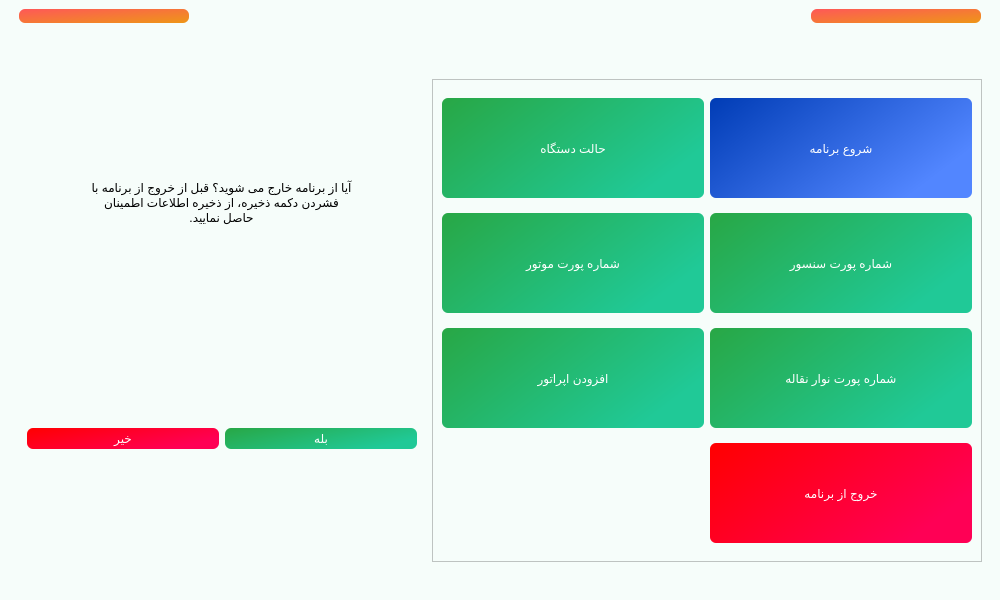
Above: main.ui from Farazist/raspberrypi-app before the change. Below: the same form after it.
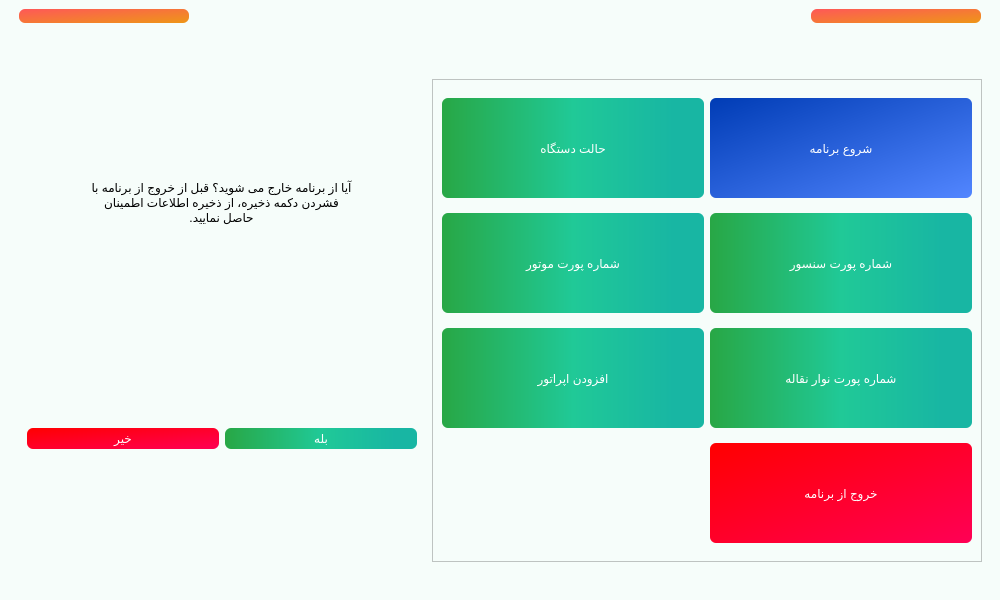
That is the form after the change. The open tabs and pages were chosen to show the change. Icons and pictures are not drawn.

The edit to the form file:
```diff
--- a/main.ui
+++ b/main.ui
@@ -1404,7 +1404,7 @@
                    </size>
                   </property>
                   <property name="styleSheet">
-                   <string notr="true">background-color: qlineargradient(spread:pad, x1:0, y1:0, x2:1, y2:0.5,x3:1, y3:1, stop:0 #FF0000, stop:1#FF0055,  stop:2 #FF5500);
+                   <string notr="true">background-color: qlineargradient(spread:pad, x1:0, y1:0, x2:1, y2:1, stop:0 #FF0000, stop:1 #FF0055);
 color: rgb(255, 255, 255);
 font: 24pt &quot;IRANSans&quot;;
 padding: 3px; 
@@ -1425,7 +1425,7 @@
                    </size>
                   </property>
                   <property name="styleSheet">
-                   <string notr="true">background-color: qlineargradient(spread:pad, x1:0, y1:0, x2:1, y2:0.5,x3:1, y3:1, stop:0 #28a745, stop:1#20c997,  stop:2 #17a2b8);
+                   <string notr="true">background-color: qlineargradient(spread:pad, x1:0, y1:0, x2:1, y2:0, stop:0 #28a745, stop:0.5 #20c997,  stop:0.883 #18b6a3);
 color: rgb(255, 255, 255);
 font: 24pt &quot;IRANSans&quot;;
 padding: 3px; 
@@ -1611,7 +1611,7 @@
                  </size>
                 </property>
                 <property name="styleSheet">
-                 <string notr="true">background-color: qlineargradient(spread:pad, x1:0, y1:0, x2:1, y2:0.5,x3:1, y3:1, stop:0 #28a745, stop:1#20c997,  stop:2 #17a2b8);
+                 <string notr="true">background-color: qlineargradient(spread:pad, x1:0, y1:0, x2:1, y2:0, stop:0 #28a745, stop:0.5 #20c997,  stop:0.883 #18b6a3);
 color: rgb(255, 255, 255);
 font: 24pt &quot;IRANSans&quot;;
 padding: 3px; 
@@ -1633,7 +1633,7 @@
                  </size>
                 </property>
                 <property name="styleSheet">
-                 <string notr="true">background-color: qlineargradient(spread:pad, x1:0, y1:0, x2:1, y2:0.5,x3:1, y3:1, stop:0 #28a745, stop:1#20c997,  stop:2 #17a2b8);
+                 <string notr="true">background-color: qlineargradient(spread:pad, x1:0, y1:0, x2:1, y2:0, stop:0 #28a745, stop:0.5 #20c997,  stop:0.883 #18b6a3);
 color: rgb(255, 255, 255);
 font: 24pt &quot;IRANSans&quot;;
 padding: 3px; 
@@ -1655,7 +1655,7 @@
                  </size>
                 </property>
                 <property name="styleSheet">
-                 <string notr="true">background-color: qlineargradient(spread:pad, x1:0, y1:0, x2:1, y2:0.5,x3:1, y3:1, stop:0 #28a745, stop:1#20c997,  stop:2 #17a2b8);
+                 <string notr="true">background-color: qlineargradient(spread:pad, x1:0, y1:0, x2:1, y2:0, stop:0 #28a745, stop:0.5 #20c997,  stop:0.883 #18b6a3);
 color: rgb(255, 255, 255);
 font: 24pt &quot;IRANSans&quot;;
 padding: 3px; 
@@ -1677,7 +1677,10 @@
                  </size>
                 </property>
                 <property name="styleSheet">
-                 <string notr="true">background-color: qlineargradient(spread:pad, x1:0, y1:0, x2:1, y2:0.5,x3:1, y3:1, stop:0 #003cb5, stop:1#5286ff,  stop:2 #6ff8ff);
+                 <string notr="true">
+
+background-color: qlineargradient(spread:pad, x1:0, y1:0, x2:1, y2:1, stop:0 #003cb5, stop:1 #5286ff);
+
 color: rgb(255, 255, 255);
 font: 24pt &quot;IRANSans&quot;;
 padding: 3px; 
@@ -1699,7 +1702,7 @@
                  </size>
                 </property>
                 <property name="styleSheet">
-                 <string notr="true">background-color: qlineargradient(spread:pad, x1:0, y1:0, x2:1, y2:0.5,x3:1, y3:1, stop:0 #28a745, stop:1#20c997,  stop:2 #17a2b8);
+                 <string notr="true">background-color: qlineargradient(spread:pad, x1:0, y1:0, x2:1, y2:0, stop:0 #28a745, stop:0.5 #20c997,  stop:0.883 #18b6a3);
 color: rgb(255, 255, 255);
 font: 24pt &quot;IRANSans&quot;;
 padding: 3px; 
@@ -1721,7 +1724,7 @@
                  </size>
                 </property>
                 <property name="styleSheet">
-                 <string notr="true">background-color: qlineargradient(spread:pad, x1:0, y1:0, x2:1, y2:0.5,x3:1, y3:1, stop:0 #28a745, stop:1#20c997,  stop:2 #17a2b8);
+                 <string notr="true">background-color: qlineargradient(spread:pad, x1:0, y1:0, x2:1, y2:0, stop:0 #28a745, stop:0.5 #20c997,  stop:0.883 #18b6a3);
 color: rgb(255, 255, 255);
 font: 24pt &quot;IRANSans&quot;;
 padding: 3px; 
@@ -1743,7 +1746,7 @@
                  </size>
                 </property>
                 <property name="styleSheet">
-                 <string notr="true">background-color: qlineargradient(spread:pad, x1:0, y1:0, x2:1, y2:0.5,x3:1, y3:1, stop:0 #FF0000, stop:1#FF0055,  stop:2 #FF5500);
+                 <string notr="true">background-color: qlineargradient(spread:pad, x1:0, y1:0, x2:1, y2:1, stop:0 #FF0000, stop:1 #FF0055);
 color: rgb(255, 255, 255);
 font: 24pt &quot;IRANSans&quot;;
 padding: 3px; 
```
Left out of the diff: 27 changed lines with no effect on the pictures.
